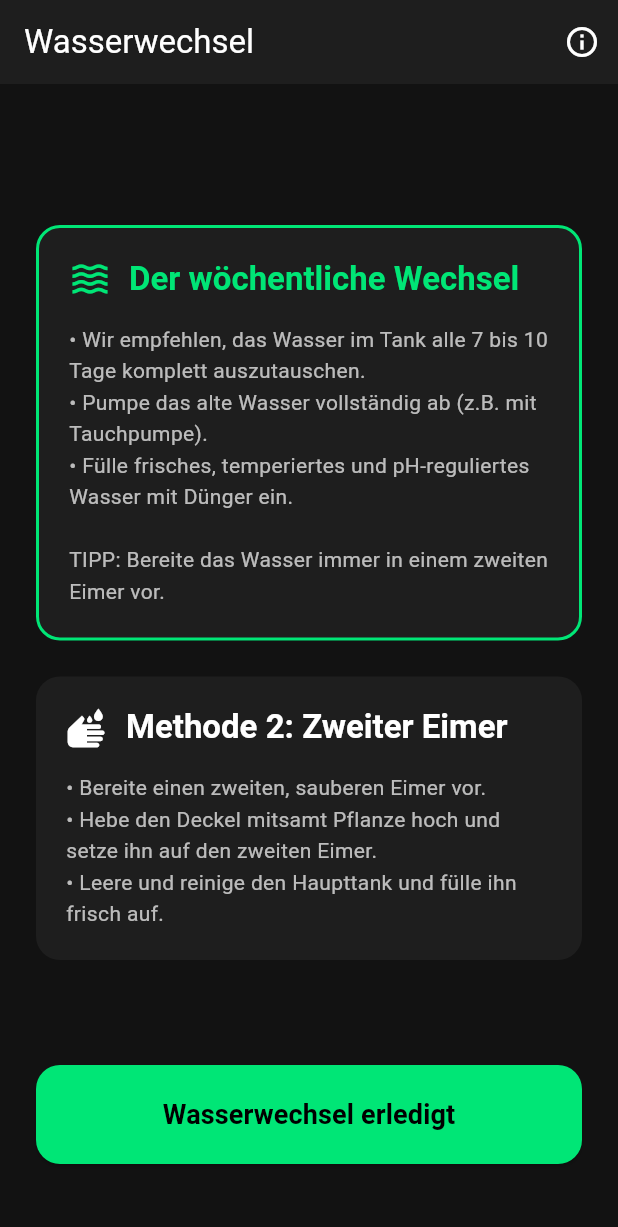
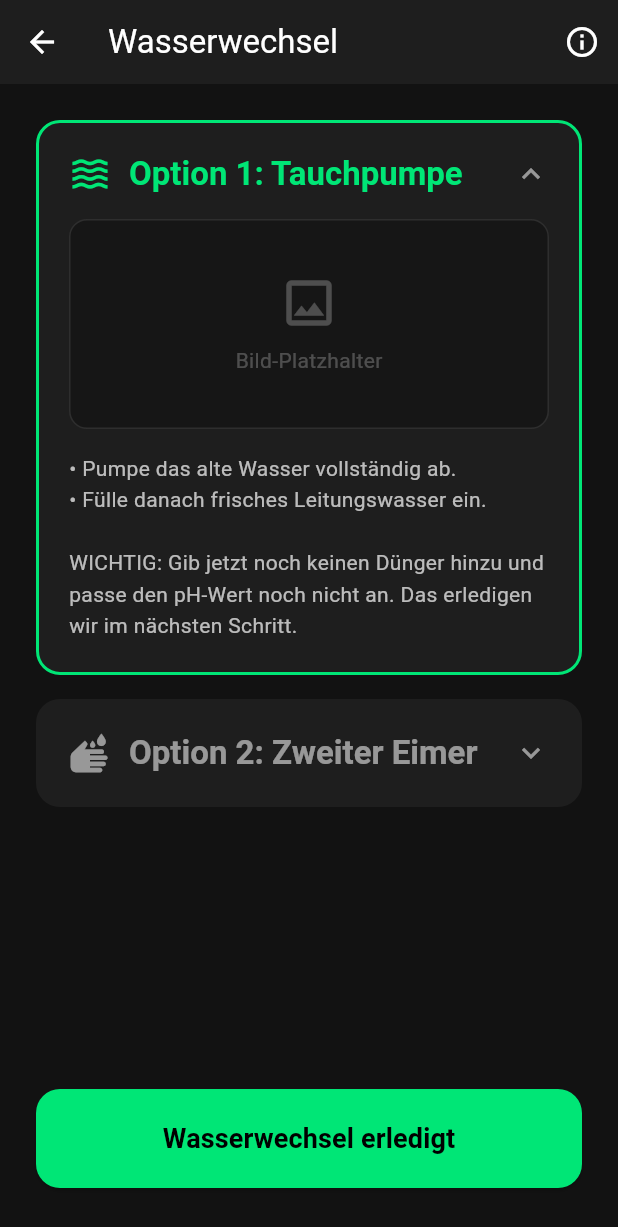
Before and after one commit to mathisHeidrich/Grow_Guide, a Flutter app: the WaterChangeScreen screen opened by its route, on a phone screen of 412 x 824 dp. Shown: the top 1227 px of the screen. Run offline on Flutter 3.47's test engine with Material 3 defaults, Android fonts, the phone set to English and light mode, and no system bars; our stand-ins replace drift, flutter_local_notifications, flutter_riverpod, go_router, shared_preferences, timezone; accounts and stored records are empty; generated files the repository leaves out were written again.

Commit message:
feat: redesign water change screen with expandable methods

```diff
--- a/lib/l10n/app_de.arb
+++ b/lib/l10n/app_de.arb
@@ -378,10 +378,10 @@
   "checkinPhAdjustTitle": "pH-Wert justieren",
   "checkinPhAdjustDesc": "• Dein Zielbereich liegt bei 5.5 bis 6.5.\n• Ist dein gemessener Wert zu hoch, gib tröpfchenweise pH-Down hinzu.\n• Rühre um, warte eine Minute und miss erneut.\n\nTIPP: pH-Down besteht meist aus konzentrierter Säure. Wenige Tropfen verändern den Wert massiv. Arbeite extrem vorsichtig.",
   "waterChangeTitle": "Wasserwechsel",
-  "waterChangeMethod1Title": "Der wöchentliche Wechsel",
-  "waterChangeMethod1Desc": "• Wir empfehlen, das Wasser im Tank alle 7 bis 10 Tage komplett auszutauschen.\n• Pumpe das alte Wasser vollständig ab (z.B. mit Tauchpumpe).\n• Fülle frisches, temperiertes und pH-reguliertes Wasser mit Dünger ein.\n\nTIPP: Bereite das Wasser immer in einem zweiten Eimer vor.",
-  "waterChangeMethod2Title": "Methode 2: Zweiter Eimer",
-  "waterChangeMethod2Desc": "• Bereite einen zweiten, sauberen Eimer vor.\n• Hebe den Deckel mitsamt Pflanze hoch und setze ihn auf den zweiten Eimer.\n• Leere und reinige den Haupttank und fülle ihn frisch auf.",
+  "waterChangeMethod1Title": "Option 1: Tauchpumpe",
+  "waterChangeMethod1Desc": "• Pumpe das alte Wasser vollständig ab.\n• Fülle danach frisches Leitungswasser ein.\n\nWICHTIG: Gib jetzt noch keinen Dünger hinzu und passe den pH-Wert noch nicht an. Das erledigen wir im nächsten Schritt.",
+  "waterChangeMethod2Title": "Option 2: Zweiter Eimer",
+  "waterChangeMethod2Desc": "• Bereite einen zweiten, sauberen Eimer mit frischem Leitungswasser vor.\n• Hebe den Deckel mitsamt Pflanze hoch und setze ihn auf den zweiten Eimer.\n\nAuch hier gilt: Noch kein Dünger, keine pH-Anpassung.",
   "waterChangeDone": "Wasserwechsel erledigt",
   "checkinPhStatusTitle": "pH-Wert Status",
   "checkinPhStatusOk": "Dein pH-Wert ist im perfekten Bereich (5.5 - 6.5)!",
--- a/lib/l10n/app_localizations_de.dart
+++ b/lib/l10n/app_localizations_de.dart
@@ -950,18 +950,18 @@ class AppLocalizationsDe extends AppLocalizations {
   String get waterChangeTitle => 'Wasserwechsel';
 
   @override
-  String get waterChangeMethod1Title => 'Der wöchentliche Wechsel';
+  String get waterChangeMethod1Title => 'Option 1: Tauchpumpe';
 
   @override
   String get waterChangeMethod1Desc =>
-      '• Wir empfehlen, das Wasser im Tank alle 7 bis 10 Tage komplett auszutauschen.\n• Pumpe das alte Wasser vollständig ab (z.B. mit Tauchpumpe).\n• Fülle frisches, temperiertes und pH-reguliertes Wasser mit Dünger ein.\n\nTIPP: Bereite das Wasser immer in einem zweiten Eimer vor.';
-
-  @override
-  String get waterChangeMethod2Title => 'Methode 2: Zweiter Eimer';
+      '• Pumpe das alte Wasser vollständig ab.\n• Fülle danach frisches Leitungswasser ein.\n\nWICHTIG: Gib jetzt noch keinen Dünger hinzu und passe den pH-Wert noch nicht an. Das erledigen wir im nächsten Schritt.';
+
+  @override
+  String get waterChangeMethod2Title => 'Option 2: Zweiter Eimer';
 
   @override
   String get waterChangeMethod2Desc =>
-      '• Bereite einen zweiten, sauberen Eimer vor.\n• Hebe den Deckel mitsamt Pflanze hoch und setze ihn auf den zweiten Eimer.\n• Leere und reinige den Haupttank und fülle ihn frisch auf.';
+      '• Bereite einen zweiten, sauberen Eimer mit frischem Leitungswasser vor.\n• Hebe den Deckel mitsamt Pflanze hoch und setze ihn auf den zweiten Eimer.\n\nAuch hier gilt: Noch kein Dünger, keine pH-Anpassung.';
 
   @override
   String get waterChangeDone => 'Wasserwechsel erledigt';
--- a/lib/screens/water_change_screen.dart
+++ b/lib/screens/water_change_screen.dart
@@ -12,6 +12,8 @@ class WaterChangeScreen extends StatefulWidget {
 }
 
 class _WaterChangeScreenState extends State<WaterChangeScreen> {
+  int _selectedMethod = 1;
+
   @override
   Widget build(BuildContext context) {
     final l10n = AppLocalizations.of(context)!;
@@ -19,6 +21,7 @@ class _WaterChangeScreenState extends State<WaterChangeScreen> {
     return Scaffold(
       backgroundColor: AppColors.background,
       appBar: AppBar(
+        leading: BackButton(onPressed: () => context.pop()),
         title: Text(l10n.waterChangeTitle),
         actions: [
           IconButton(
@@ -74,22 +77,31 @@ class _WaterChangeScreenState extends State<WaterChangeScreen> {
           child: Column(
             crossAxisAlignment: CrossAxisAlignment.stretch,
             children: [
-              const Spacer(),
-                  _buildMethodCard(
+              Expanded(
+                child: SingleChildScrollView(
+                  child: Column(
+                    children: [
+                      _buildExpandableMethodCard(
                         context,
+                        methodIndex: 1,
                         title: l10n.waterChangeMethod1Title,
                         content: l10n.waterChangeMethod1Desc,
                         icon: Icons.waves,
                         isRecommended: true,
                       ),
-                  const SizedBox(height: 24),
-                  _buildMethodCard(
+                      const SizedBox(height: 16),
+                      _buildExpandableMethodCard(
                         context,
+                        methodIndex: 2,
                         title: l10n.waterChangeMethod2Title,
                         content: l10n.waterChangeMethod2Desc,
                         icon: Icons.wash,
                       ),
-                  const Spacer(),
+                    ],
+                  ),
+                ),
+              ),
+              const SizedBox(height: 16),
               ElevatedButton(
                 style: ElevatedButton.styleFrom(
                   backgroundColor: AppColors.growGreen,
@@ -107,7 +119,7 @@ class _WaterChangeScreenState extends State<WaterChangeScreen> {
                   style: const TextStyle(fontSize: 18, fontWeight: FontWeight.bold),
                 ),
               ),
-                  const SizedBox(height: 24),
+              const SizedBox(height: 8),
             ],
           ),
         ),
@@ -115,20 +127,31 @@ class _WaterChangeScreenState extends State<WaterChangeScreen> {
     );
   }
 
-  Widget _buildMethodCard(
+  Widget _buildExpandableMethodCard(
     BuildContext context, {
+    required int methodIndex,
     required String title,
     required String content,
     required IconData icon,
     bool isRecommended = false,
   }) {
-    return Container(
+    final isSelected = _selectedMethod == methodIndex;
+
+    return GestureDetector(
+      onTap: () {
+        setState(() {
+          _selectedMethod = methodIndex;
+        });
+      },
+      child: AnimatedContainer(
+        duration: const Duration(milliseconds: 300),
+        curve: Curves.easeInOut,
         decoration: BoxDecoration(
           color: AppColors.surface,
           borderRadius: BorderRadius.circular(16),
-        border: isRecommended
+          border: isSelected
               ? Border.all(color: AppColors.growGreen, width: 2)
-            : null,
+              : Border.all(color: Colors.transparent, width: 2),
         ),
         padding: const EdgeInsets.all(20),
         child: Column(
@@ -137,7 +160,7 @@ class _WaterChangeScreenState extends State<WaterChangeScreen> {
             Row(
               children: [
                 Icon(icon,
-                  color: isRecommended ? AppColors.growGreen : Colors.white,
+                    color: isSelected ? AppColors.growGreen : Colors.white54,
                     size: 28),
                 const SizedBox(width: 12),
                 Expanded(
@@ -145,12 +168,36 @@ class _WaterChangeScreenState extends State<WaterChangeScreen> {
                     title,
                     style: Theme.of(context).textTheme.titleLarge?.copyWith(
                           fontWeight: FontWeight.bold,
-                        color:
-                            isRecommended ? AppColors.growGreen : Colors.white,
+                          color: isSelected ? (isRecommended ? AppColors.growGreen : Colors.white) : Colors.white54,
                         ),
                   ),
                 ),
+                Icon(
+                  isSelected ? Icons.keyboard_arrow_up : Icons.keyboard_arrow_down,
+                  color: Colors.white54,
+                ),
               ],
+            ),
+            if (isSelected) ...[
+              const SizedBox(height: 16),
+              Container(
+                width: double.infinity,
+                height: 140,
+                decoration: BoxDecoration(
+                  color: Colors.black26,
+                  borderRadius: BorderRadius.circular(12),
+                  border: Border.all(color: Colors.white10),
+                ),
+                child: const Center(
+                  child: Column(
+                    mainAxisAlignment: MainAxisAlignment.center,
+                    children: [
+                      Icon(Icons.image_outlined, color: Colors.white24, size: 40),
+                      SizedBox(height: 8),
+                      Text("Bild-Platzhalter", style: TextStyle(color: Colors.white24)),
+                    ],
+                  ),
+                ),
               ),
               const SizedBox(height: 16),
               Text(
@@ -161,6 +208,8 @@ class _WaterChangeScreenState extends State<WaterChangeScreen> {
                     ),
               ),
             ],
+          ],
+        ),
       ),
     );
   }
```
Also changed, not shown: lib/l10n/app_localizations.dart (+4 -4 lines), 1 other file. Lines whose indentation alone changed are shown as unchanged.
